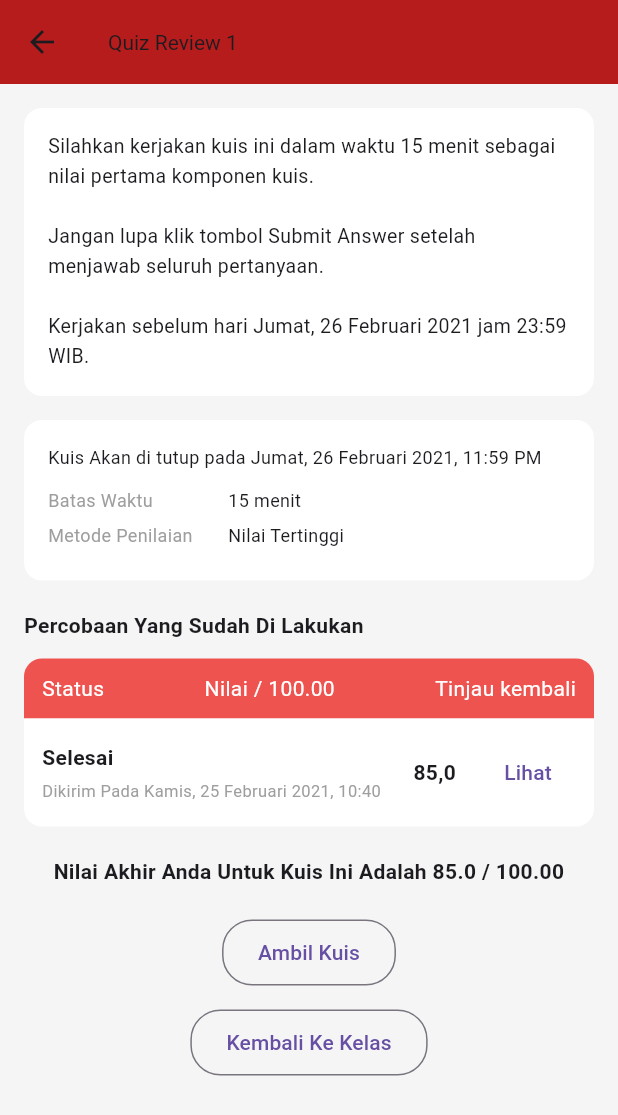
After one commit to anaksantri5928/celoe_lms_app, a Flutter app: the QuizDetailPage screen opened directly, on a phone screen of 412 x 824 dp. The commit adds this screen. Shown: the top 1115 px of the screen. Run offline on Flutter 3.47's test engine with Material 3 defaults, Android fonts, the phone set to English and light mode, and no system bars.

Commit message:
feat(ui): add quiz detail page with navigation

```diff
--- a/lib/pages/materi_konsep_uid_page.dart
+++ b/lib/pages/materi_konsep_uid_page.dart
@@ -1,5 +1,6 @@
 import 'package:flutter/material.dart';
 import 'package:celoe_lms_app/pages/tugas_detail_page.dart';
+import 'package:celoe_lms_app/pages/quiz_detail_page.dart';
 
 class MateriKonsepUIDPage extends StatefulWidget {
   const MateriKonsepUIDPage({super.key});
@@ -112,15 +113,22 @@ class _MateriKonsepUIDPageState extends State<MateriKonsepUIDPage> {
     return ListView(
       padding: const EdgeInsets.all(16),
       children: [
-        _TugasKuisDetailCard(
-          isQuiz: true,
-          title: 'Quiz Review 01',
-          description:
-              'Silahkan kerjakan kuis ini dalam waktu 15 menit sebagai nilai '
-              'pertama komponen kuis. Jangan lupa klik tombol Submit Answer '
-              'setelah menjawab seluruh pertanyaan.\n\n'
-              'Kerjakan sebelum hari Jumat, 26 Februari 2021 jam 23:59 WIB.',
-          done: true,
+        GestureDetector(
+          onTap: () {
+            Navigator.push(
+              context,
+              MaterialPageRoute(builder: (context) => const QuizDetailPage()),
+            );
+          },
+          child: _TugasKuisDetailCard(
+            isQuiz: true,
+            title: 'Kuis 01 – Konsep User Interface Design',
+            description:
+                'Kuis ini berisi pertanyaan-pertanyaan seputar konsep dasar '
+                'User Interface Design yang telah dipelajari pada materi sebelumnya. '
+                'Pastikan untuk menjawab semua pertanyaan dengan benar.',
+            done: true,
+          ),
         ),
         GestureDetector(
           onTap: () {
--- /dev/null
+++ b/lib/pages/quiz_detail_page.dart
@@ -0,0 +1,213 @@
+import 'package:flutter/material.dart';
+
+class QuizDetailPage extends StatelessWidget {
+  const QuizDetailPage({super.key});
+
+  static const primaryRed = Color(0xFFB71C1C);
+
+  @override
+  Widget build(BuildContext context) {
+    return Scaffold(
+      backgroundColor: Colors.grey.shade100,
+
+      /// APP BAR
+      appBar: AppBar(
+        backgroundColor: primaryRed,
+        elevation: 0,
+        leading: IconButton(
+          icon: const Icon(Icons.arrow_back),
+          onPressed: () => Navigator.pop(context),
+        ),
+        title: const Text('Quiz Review 1', style: TextStyle(fontSize: 14)),
+      ),
+
+      body: ListView(
+        padding: const EdgeInsets.all(16),
+        children: [
+          _quizDescription(),
+          const SizedBox(height: 16),
+          _quizInfoCard(),
+          const SizedBox(height: 20),
+          _attemptSection(),
+          const SizedBox(height: 20),
+          _finalScore(),
+          const SizedBox(height: 20),
+          _actionButtons(),
+        ],
+      ),
+    );
+  }
+
+  // ================= DESKRIPSI =================
+  Widget _quizDescription() {
+    return Container(
+      padding: const EdgeInsets.all(16),
+      decoration: _cardDecoration(),
+      child: const Text(
+        'Silahkan kerjakan kuis ini dalam waktu 15 menit sebagai nilai '
+        'pertama komponen kuis.\n\n'
+        'Jangan lupa klik tombol Submit Answer setelah menjawab seluruh '
+        'pertanyaan.\n\n'
+        'Kerjakan sebelum hari Jumat, 26 Februari 2021 jam 23:59 WIB.',
+        style: TextStyle(fontSize: 13, height: 1.5),
+      ),
+    );
+  }
+
+  // ================= INFO KUIS =================
+  Widget _quizInfoCard() {
+    return Container(
+      padding: const EdgeInsets.all(16),
+      decoration: _cardDecoration(),
+      child: Column(
+        crossAxisAlignment: CrossAxisAlignment.start,
+        children: const [
+          Text(
+            'Kuis Akan di tutup pada Jumat, 26 Februari 2021, 11:59 PM',
+            style: TextStyle(fontSize: 12),
+          ),
+          SizedBox(height: 12),
+          _InfoRow(label: 'Batas Waktu', value: '15 menit'),
+          _InfoRow(label: 'Metode Penilaian', value: 'Nilai Tertinggi'),
+        ],
+      ),
+    );
+  }
+
+  // ================= PERCOBAAN =================
+  Widget _attemptSection() {
+    return Column(
+      crossAxisAlignment: CrossAxisAlignment.start,
+      children: [
+        const Text(
+          'Percobaan Yang Sudah Di Lakukan',
+          style: TextStyle(fontWeight: FontWeight.bold),
+        ),
+        const SizedBox(height: 12),
+
+        /// HEADER ROW
+        Container(
+          padding: const EdgeInsets.symmetric(horizontal: 12, vertical: 10),
+          decoration: BoxDecoration(
+            color: Colors.red.shade400,
+            borderRadius: const BorderRadius.vertical(top: Radius.circular(12)),
+          ),
+          child: const Row(
+            mainAxisAlignment: MainAxisAlignment.spaceBetween,
+            children: [
+              Text('Status', style: TextStyle(color: Colors.white)),
+              Text('Nilai / 100.00', style: TextStyle(color: Colors.white)),
+              Text('Tinjau kembali', style: TextStyle(color: Colors.white)),
+            ],
+          ),
+        ),
+
+        /// CONTENT
+        Container(
+          padding: const EdgeInsets.all(12),
+          decoration: const BoxDecoration(
+            color: Colors.white,
+            borderRadius: BorderRadius.vertical(bottom: Radius.circular(12)),
+          ),
+          child: Row(
+            children: [
+              const Expanded(
+                child: Column(
+                  crossAxisAlignment: CrossAxisAlignment.start,
+                  children: [
+                    Text(
+                      'Selesai',
+                      style: TextStyle(fontWeight: FontWeight.bold),
+                    ),
+                    SizedBox(height: 4),
+                    Text(
+                      'Dikirim Pada Kamis, 25 Februari 2021, 10:40',
+                      style: TextStyle(fontSize: 11, color: Colors.grey),
+                    ),
+                  ],
+                ),
+              ),
+              const Text('85,0', style: TextStyle(fontWeight: FontWeight.bold)),
+              const SizedBox(width: 16),
+              TextButton(onPressed: () {}, child: const Text('Lihat')),
+            ],
+          ),
+        ),
+      ],
+    );
+  }
+
+  // ================= NILAI AKHIR =================
+  Widget _finalScore() {
+    return const Center(
+      child: Text(
+        'Nilai Akhir Anda Untuk Kuis Ini Adalah 85.0 / 100.00',
+        style: TextStyle(fontWeight: FontWeight.bold),
+        textAlign: TextAlign.center,
+      ),
+    );
+  }
+
+  // ================= BUTTONS =================
+  Widget _actionButtons() {
+    return Column(
+      children: [
+        OutlinedButton(
+          onPressed: () {},
+          style: OutlinedButton.styleFrom(
+            padding: const EdgeInsets.symmetric(horizontal: 24, vertical: 12),
+            shape: RoundedRectangleBorder(
+              borderRadius: BorderRadius.circular(20),
+            ),
+          ),
+          child: const Text('Ambil Kuis'),
+        ),
+        const SizedBox(height: 12),
+        OutlinedButton(
+          onPressed: () {},
+          style: OutlinedButton.styleFrom(
+            padding: const EdgeInsets.symmetric(horizontal: 24, vertical: 12),
+            shape: RoundedRectangleBorder(
+              borderRadius: BorderRadius.circular(20),
+            ),
+          ),
+          child: const Text('Kembali Ke Kelas'),
+        ),
+      ],
+    );
+  }
+
+  BoxDecoration _cardDecoration() {
+    return BoxDecoration(
+      color: Colors.white,
+      borderRadius: BorderRadius.circular(12),
+    );
+  }
+}
+
+/// ================= INFO ROW =================
+class _InfoRow extends StatelessWidget {
+  final String label;
+  final String value;
+
+  const _InfoRow({required this.label, required this.value});
+
+  @override
+  Widget build(BuildContext context) {
+    return Padding(
+      padding: const EdgeInsets.only(bottom: 6),
+      child: Row(
+        children: [
+          SizedBox(
+            width: 120,
+            child: Text(
+              label,
+              style: const TextStyle(fontSize: 12, color: Colors.grey),
+            ),
+          ),
+          Expanded(child: Text(value, style: const TextStyle(fontSize: 12))),
+        ],
+      ),
+    );
+  }
+}
```
